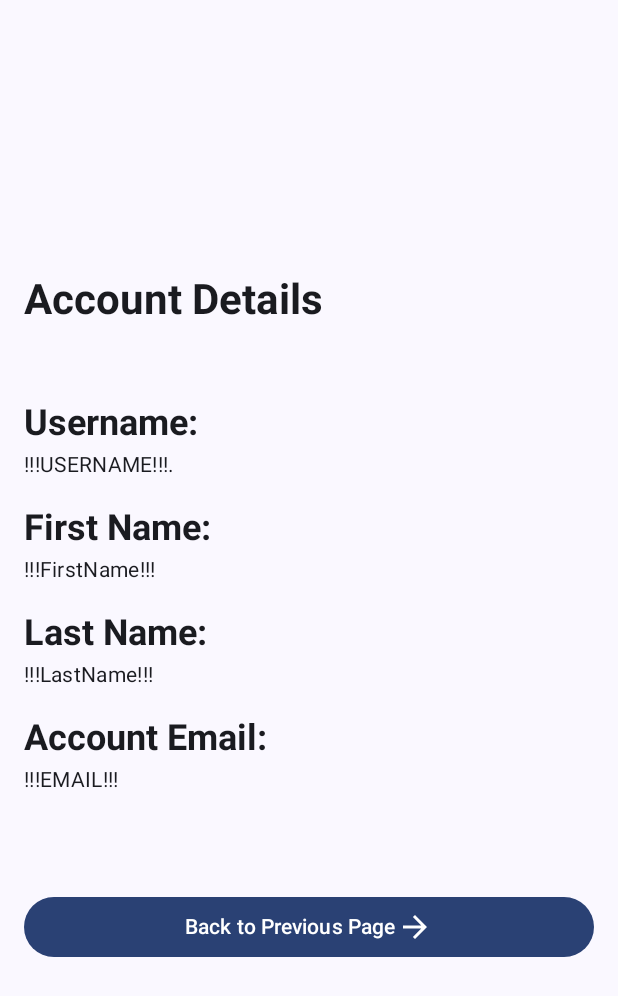
After one commit to fred-e-209/ExploreCity, an Android app built with Jetpack Compose: the composable ProfileDetails shown on its own in the app's theme, on a phone screen of 412 x 824 dp. The commit adds this screen. Shown: the top 996 px of the screen. Run offline under Robolectric (Android 15) with nearby library versions, the phone set to English and light mode, and no system bars.

Commit message:
CommonQuestions_And_ProfileDetailsReady

```diff
--- /dev/null
+++ b/app/src/main/java/com/example/explorecity/ProfileDetails.kt
@@ -0,0 +1,83 @@
+package com.example.explorecity
+
+import androidx.compose.foundation.clickable
+import androidx.compose.foundation.layout.*
+import androidx.compose.material3.Button
+import androidx.compose.material3.Divider
+import androidx.compose.material3.Icon
+import androidx.compose.material3.MaterialTheme
+import androidx.compose.material3.Text
+import androidx.compose.runtime.Composable
+import androidx.compose.ui.Alignment
+import androidx.compose.ui.Modifier
+import androidx.compose.ui.unit.dp
+import androidx.navigation.NavController
+import androidx.compose.material.icons.Icons
+import androidx.compose.material.icons.filled.ArrowForward
+import androidx.compose.material3.Typography
+import androidx.compose.ui.text.font.FontWeight
+
+
+@Composable
+fun ProfileDetails(navController: NavController) {
+    Column(
+        modifier = Modifier
+            .fillMaxSize()
+            .padding(16.dp),
+        verticalArrangement = Arrangement.Center
+    ) {
+        Text(
+            text = "Account Details",
+            style = MaterialTheme.typography.headlineMedium,
+            modifier = Modifier.padding(bottom = 16.dp),
+            fontWeight = FontWeight.Bold
+        )
+
+        Spacer(modifier = Modifier.height(32.dp))
+        HeaderQuestion2("Username:", "!!!USERNAME!!!.")
+        Spacer(modifier = Modifier.height(16.dp))
+        HeaderQuestion2("First Name:", "!!!FirstName!!!")
+        Spacer(modifier = Modifier.height(16.dp))
+        HeaderQuestion2("Last Name:", "!!!LastName!!!")
+        Spacer(modifier = Modifier.height(16.dp))
+        HeaderQuestion2("Account Email:", "!!!EMAIL!!!")
+
+        Spacer(modifier = Modifier.height(64.dp))
+
+        Button(
+            onClick = {
+                // Handle button click if needed
+                navController.navigate("home")
+            },
+            modifier = Modifier.fillMaxWidth(),
+        ) {
+            Row(
+                horizontalArrangement = Arrangement.Center,
+                verticalAlignment = Alignment.CenterVertically
+            ) {
+                Text("Back to Previous Page")
+                Icon(imageVector = Icons.Default.ArrowForward, contentDescription = null)
+            }
+        }
+    }
+}
+
+
+
+
+@Composable
+fun HeaderQuestion2(question: String, answer: String) {
+    Column {
+        Text(
+            text = question,
+            style = MaterialTheme.typography.headlineSmall,
+            modifier = Modifier.padding(bottom = 2.dp),
+            fontWeight = FontWeight.Bold
+
+        )
+        Text(
+            text = answer,
+            style = MaterialTheme.typography.bodyMedium
+        )
+    }
+}
```
Also changed, not shown: app/src/main/java/com/example/explorecity/CommonQuestions.kt (added, +77 -0 lines), app/src/main/java/com/example/explorecity/MainActivity.kt (+9 -2 lines).
